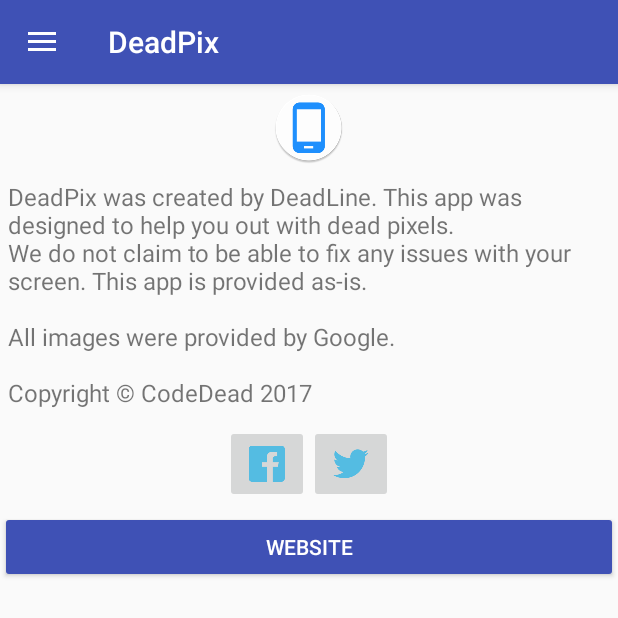
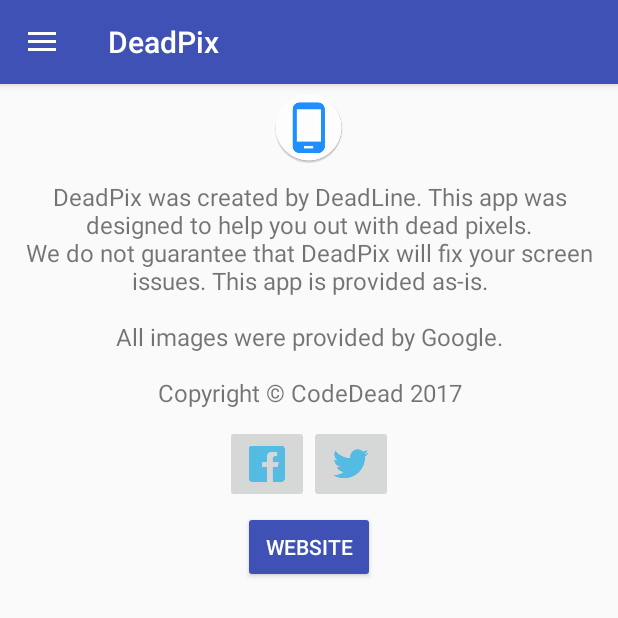
Before and after one commit to CodeDead/DeadPix-android, an Android app: the screen it shows after launch (MainActivity), in the side drawer, after a tap on "About", on a phone screen of 412 x 824 dp, the top half of it. Run offline under Robolectric (Android 15) with nearby library versions, the phone set to English and light mode, and no system bars; libraries missing offline, so code that uses them is left out: com.tapadoo.alerter.

Commit message:
* Design changes

```diff
--- a/app/build.gradle
+++ b/app/build.gradle
@@ -28,5 +28,6 @@
     compile 'com.android.support:appcompat-v7:25.3.1'
     compile 'com.android.support:design:25.3.1'
     compile 'com.android.support.constraint:constraint-layout:1.0.2'
+    compile 'com.tapadoo.android:alerter:1.0.7'
     testCompile 'junit:junit:4.12'
 }
--- a/app/src/main/java/com/codedead/deadline/deadpix/gui/MainActivity.java
+++ b/app/src/main/java/com/codedead/deadline/deadpix/gui/MainActivity.java
@@ -6,7 +6,9 @@
 import android.content.res.Configuration;
 import android.net.Uri;
 import android.os.Bundle;
+import android.os.CountDownTimer;
 import android.os.Handler;
+import android.support.annotation.NonNull;
 import android.support.design.widget.FloatingActionButton;
 import android.support.design.widget.NavigationView;
 import android.support.v4.app.ShareCompat;
@@ -24,6 +26,9 @@
 
 import com.codedead.deadline.deadpix.R;
 import com.codedead.deadline.deadpix.domain.LocaleHelper;
+import com.tapadoo.alerter.Alerter;
+
+import java.util.Random;
 
 public class MainActivity extends AppCompatActivity implements NavigationView.OnNavigationItemSelectedListener {
 
@@ -68,6 +73,8 @@
         content_fixer();
         content_help();
         content_about();
+
+        content_alerts();
     }
 
     private void content_fixer() {
@@ -139,10 +146,67 @@
         });
     }
 
+    private void content_alerts() {
+        if (sharedPreferences.getInt("reviewTimes", 0) >= 2) return;
+
+        Random rnd = new Random();
+
+        new CountDownTimer(rnd.nextInt(180) * 1000, 1000) {
+
+            @Override
+            public void onTick(long millisUntilFinished) {
+            }
+
+            @Override
+            public void onFinish() {
+                Alerter.create(MainActivity.this)
+                        .setTitle(R.string.alert_review_title)
+                        .setText(R.string.alert_review_text)
+                        .setIcon(R.drawable.ic_rate_review)
+                        .setBackgroundColor(R.color.colorAccent)
+                        .setOnClickListener(new View.OnClickListener() {
+                            @Override
+                            public void onClick(View view) {
+                                addReview(true);
+                                openPlayStore();
+                            }
+                        })
+                        .show();
+                addReview(false);
+            }
+        }.start();
+    }
+
+    private void addReview(boolean done) {
+        SharedPreferences.Editor editor = sharedPreferences.edit();
+
+        if (done) {
+            editor.putInt("reviewTimes", 3);
+        } else {
+            editor.putInt("reviewTimes", sharedPreferences.getInt("reviewTimes", 0) + 1);
+        }
+
+        editor.apply();
+    }
+
+    private void openPlayStore() {
+        try {
+            Intent intent = new Intent(Intent.ACTION_VIEW);
+            intent.setData(Uri.parse("market://details?id=com.codedead.deadline.deadpix"));
+            startActivity(intent);
+        } catch (Exception ignored) {
+
+        }
+    }
+
     private void openSite(String site) {
+        try {
             Uri uriUrl = Uri.parse(site);
             Intent launchBrowser = new Intent(Intent.ACTION_VIEW, uriUrl);
             startActivity(launchBrowser);
+        } catch (Exception ignored) {
+
+        }
     }
 
     @Override
@@ -185,7 +249,7 @@
     }
 
     @Override
-    public boolean onNavigationItemSelected(MenuItem item) {
+    public boolean onNavigationItemSelected(@NonNull MenuItem item) {
         int id = item.getItemId();
 
         if (id == R.id.nav_fixer) {
--- /dev/null
+++ b/app/src/main/res/drawable/ic_rate_review.xml
@@ -0,0 +1,9 @@
+<vector xmlns:android="http://schemas.android.com/apk/res/android"
+        android:width="24dp"
+        android:height="24dp"
+        android:viewportWidth="24.0"
+        android:viewportHeight="24.0">
+    <path
+        android:fillColor="#FF000000"
+        android:pathData="M20,2L4,2c-1.1,0 -1.99,0.9 -1.99,2L2,22l4,-4h14c1.1,0 2,-0.9 2,-2L22,4c0,-1.1 -0.9,-2 -2,-2zM6,14v-2.47l6.88,-6.88c0.2,-0.2 0.51,-0.2 0.71,0l1.77,1.77c0.2,0.2 0.2,0.51 0,0.71L8.47,14L6,14zM18,14h-7.5l2,-2L18,12v2z"/>
+</vector>
--- a/app/src/main/res/layout/content_about.xml
+++ b/app/src/main/res/layout/content_about.xml
@@ -20,9 +20,10 @@
             android:contentDescription="@string/hint_launcher_icon" />
 
         <TextView
-            android:layout_width="wrap_content"
+            android:layout_width="match_parent"
             android:layout_height="wrap_content"
             android:layout_margin="5dp"
+            android:textAlignment="center"
             android:text="@string/text_about"
             android:textSize="16sp" />
 
@@ -46,12 +47,19 @@
 
         </LinearLayout>
 
-        <Button
-            android:id="@+id/BtnWebsiteAbout"
-            style="@style/Widget.AppCompat.Button.Colored"
+        <LinearLayout
             android:layout_width="match_parent"
             android:layout_height="wrap_content"
-            android:text="@string/btn_website" />
+            android:gravity="center">
+
+            <Button
+                android:id="@+id/BtnWebsiteAbout"
+                style="@style/Widget.AppCompat.Button.Colored"
+                android:layout_width="wrap_content"
+                android:layout_height="wrap_content"
+                android:text="@string/btn_website" />
+
+        </LinearLayout>
 
     </LinearLayout>
 
--- a/app/src/main/res/layout/content_help.xml
+++ b/app/src/main/res/layout/content_help.xml
@@ -23,6 +23,7 @@
             android:layout_margin="5dp"
             android:layout_width="match_parent"
             android:layout_height="wrap_content"
+            android:textAlignment="center"
             android:text="@string/text_help" />
 
         <LinearLayout
--- a/app/src/main/res/values/strings.xml
+++ b/app/src/main/res/values/strings.xml
@@ -14,9 +14,12 @@
     <string name="nav_info">Info</string>
     <string name="nav_tools">Tools</string>
     <string name="text_help">Press any of the colored buttons on your screen to try and locate a dead pixel.\nPress the \'Fix\' button in order to start the Pixel fixer utility.\n\nWe recommend leaving DeadPix on for at least 30 minutes.\nIf you need any additional support, you can visit our website or send us an e-mail.</string>
-    <string name="text_about">DeadPix was created by DeadLine. This app was designed to help you out with dead pixels.\nWe do not claim to be able to fix any issues with your screen. This app is provided as-is.\n\nAll images were provided by Google.\n\nCopyright © CodeDead 2017</string>
+    <string name="text_about">DeadPix was created by DeadLine. This app was designed to help you out with dead pixels.\nWe do not guarantee that DeadPix will fix your screen issues. This app is provided as-is.\n\nAll images were provided by Google.\n\nCopyright © CodeDead 2017</string>
     <string name="btn_website">Website</string>
     <string name="btn_support">Support</string>
     <string name="hint_help_image">Help image</string>
     <string name="hint_launcher_icon">Launcher icon</string>
+
+    <string name="alert_review_title">Review</string>
+    <string name="alert_review_text">Consider leaving a review if you like this app!</string>
 </resources>
```
Lines whose indentation alone changed are shown as unchanged.
